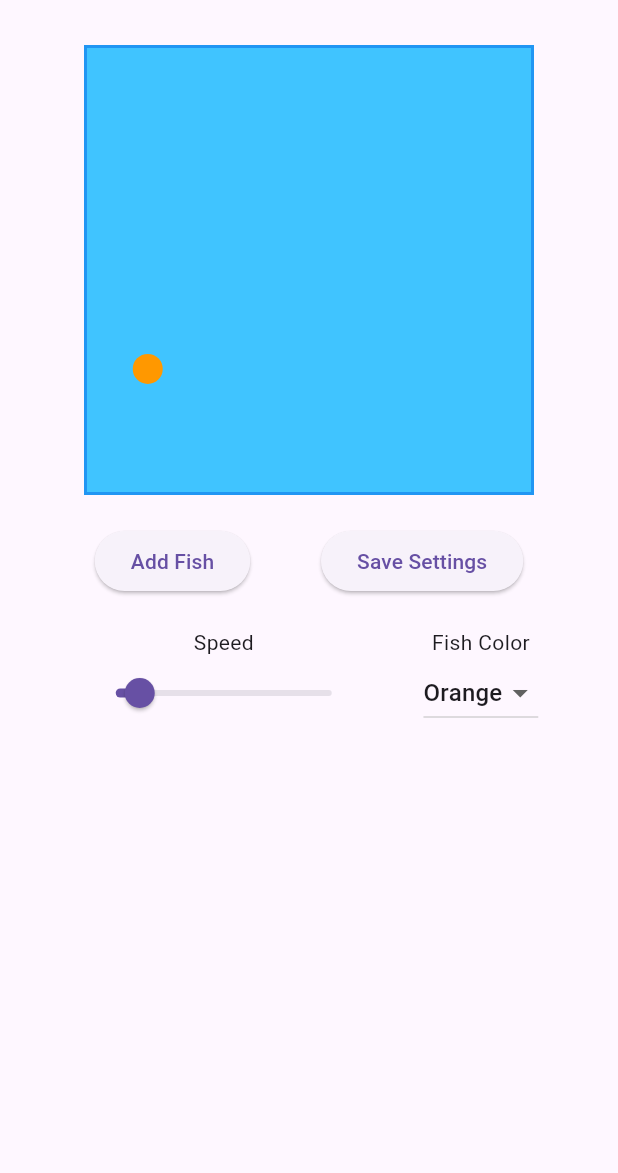
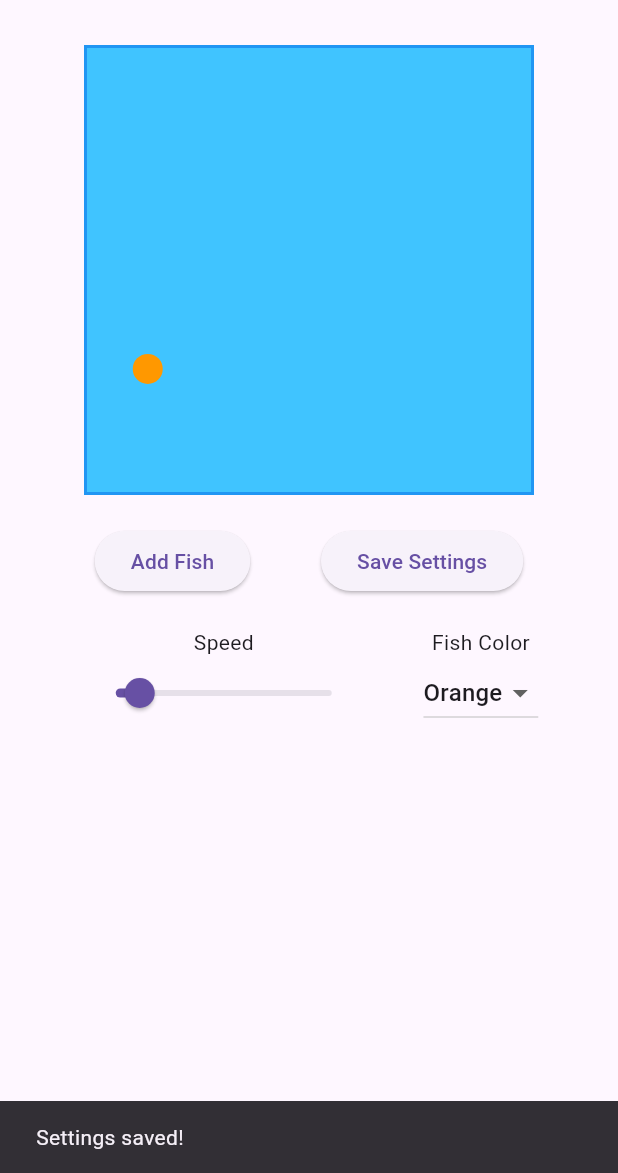
Before and after one commit to KaozhiChen/virtual_aquarium_app, a Flutter app: the screen it shows after launch, after a tap on "Add Fish", after a tap on "Save Settings", on a phone screen of 412 x 824 dp, the part 63-1236 px from its top. Run offline on Flutter 3.47's test engine with Material 3 defaults, Android fonts, the phone set to English and light mode, and no system bars; our stand-ins replace sqflite; accounts and stored records are empty.

Commit message:
add database and save the fish

```diff
--- /dev/null
+++ b/lib/helper.dart
@@ -0,0 +1,76 @@
+import 'package:sqflite/sqflite.dart';
+import 'package:path/path.dart';
+
+class DatabaseHelper {
+  static final DatabaseHelper _instance = DatabaseHelper._internal();
+
+  factory DatabaseHelper() => _instance;
+
+  DatabaseHelper._internal();
+
+  Database? _database;
+
+  Future<Database> get database async {
+    if (_database != null) return _database!;
+    _database = await _initDatabase();
+    return _database!;
+  }
+
+  Future<Database> _initDatabase() async {
+    String path = join(await getDatabasesPath(), 'aquarium.db');
+    return await openDatabase(
+      path,
+      version: 2,
+      onCreate: (db, version) async {
+        await db.execute('''
+          CREATE TABLE fish (
+            id INTEGER PRIMARY KEY AUTOINCREMENT,
+            fish_color TEXT,
+            fish_speed REAL
+          )
+        ''');
+      },
+      onUpgrade: (db, oldVersion, newVersion) async {
+        if (oldVersion < 2) {
+          await db.execute('DROP TABLE IF EXISTS fish');
+          await db.execute('''
+            CREATE TABLE fish (
+              id INTEGER PRIMARY KEY AUTOINCREMENT,
+              fish_color TEXT,
+              fish_speed REAL
+            )
+          ''');
+        }
+      },
+    );
+  }
+
+  // save the speed and color
+  Future<void> saveFish(String fishColor, double fishSpeed) async {
+    final db = await database;
+    await db.insert(
+      'fish',
+      {
+        'fish_color': fishColor,
+        'fish_speed': fishSpeed,
+      },
+    );
+  }
+
+  // clean list
+  Future<void> clearFish() async {
+    final db = await database;
+    await db.delete('fish');
+  }
+
+  // load the fish
+  Future<List<Map<String, dynamic>>> loadFish() async {
+    try {
+      final db = await database;
+      final result = await db.query('fish');
+      return result;
+    } catch (e) {
+      return [];
+    }
+  }
+}
--- a/lib/main.dart
+++ b/lib/main.dart
@@ -1,5 +1,6 @@
 import 'package:flutter/material.dart';
 import 'dart:math';
+import 'helper.dart';
 
 void main() {
   runApp(const AquariumApp());
@@ -26,23 +27,88 @@ class AquariumScreen extends StatefulWidget {
 
 class _AquariumScreenState extends State<AquariumScreen>
     with SingleTickerProviderStateMixin {
-  // Animation controller
   late AnimationController _controller;
-  double fishSpeed = 1.0; // Speed factor
+  double fishSpeed = 1.0;
   Color selectedColor = Colors.orange;
   List<Widget> fishList = [];
+  final dbHelper = DatabaseHelper();
 
   @override
   void initState() {
     super.initState();
-    // Initialize the animation controller
     _controller = AnimationController(
       duration: const Duration(seconds: 2),
       vsync: this,
     );
+    _controller.repeat();
 
-    // Start the animation loop
-    _controller.repeat();
+    // load the date if restart
+    _loadFishData();
+  }
+
+  // 加载鱼的数据
+  Future<void> _loadFishData() async {
+    final fishData = await dbHelper.loadFish();
+    if (fishData.isNotEmpty) {
+      setState(() {
+        fishList.clear();
+        for (var fish in fishData) {
+          String colorString = fish['fish_color'];
+          double speed = fish['fish_speed'];
+          Color fishColor = _colorFromString(colorString);
+          _addFish(color: fishColor, speed: speed);
+        }
+      });
+    }
+  }
+
+  // save the data of fish
+  Future<void> saveFishData() async {
+    await dbHelper.clearFish();
+    for (var fishWidget in fishList) {
+      MovingFish fish = fishWidget as MovingFish;
+      String colorString = _colorToString(fish.color);
+      double speed = fish.speed;
+
+      await dbHelper.saveFish(colorString, speed);
+    }
+    ScaffoldMessenger.of(context).showSnackBar(
+      const SnackBar(content: Text('Settings saved!')),
+    );
+  }
+
+  // add fish
+  void _addFish({Color? color, double? speed}) {
+    if (fishList.length < 10) {
+      setState(() {
+        fishList.add(MovingFish(
+          controller: _controller,
+          color: color ?? selectedColor,
+          speed: speed ?? fishSpeed,
+        ));
+      });
+    }
+  }
+
+  // change color
+  Color _colorFromString(String color) {
+    switch (color) {
+      case 'orange':
+        return Colors.orange;
+      case 'blue':
+        return Colors.blue;
+      case 'green':
+        return Colors.green;
+      default:
+        return Colors.orange;
+    }
+  }
+
+  String _colorToString(Color color) {
+    if (color == Colors.orange) return 'orange';
+    if (color == Colors.blue) return 'blue';
+    if (color == Colors.green) return 'green';
+    return 'orange';
   }
 
   @override
@@ -50,22 +116,6 @@ class _AquariumScreenState extends State<AquariumScreen>
     _controller.dispose();
     super.dispose();
   }
-
-  // Function to add a new fish
-  void addFish() {
-    if (fishList.length < 10) {
-      setState(() {
-        fishList.add(MovingFish(
-          controller: _controller,
-          color: selectedColor,
-          speed: fishSpeed,
-        ));
-      });
-    }
-  }
-
-  // Function to save settings (to be implemented with local storage)
-  void saveSettings() {}
 
   @override
   Widget build(BuildContext context) {
@@ -86,22 +136,20 @@ class _AquariumScreenState extends State<AquariumScreen>
                 color: Colors.lightBlueAccent,
               ),
               child: Stack(
-                children: fishList, // The list of fish inside the aquarium
+                children: fishList,
               ),
             ),
-
             const SizedBox(height: 20),
 
-            // Buttons to add fish and save settings
             Row(
               mainAxisAlignment: MainAxisAlignment.spaceEvenly,
               children: [
                 ElevatedButton(
-                  onPressed: addFish, // Add fish functionality
+                  onPressed: () => _addFish(),
                   child: const Text('Add Fish'),
                 ),
                 ElevatedButton(
-                  onPressed: saveSettings, // Save settings functionality
+                  onPressed: saveFishData,
                   child: const Text('Save Settings'),
                 ),
               ],
@@ -109,11 +157,10 @@ class _AquariumScreenState extends State<AquariumScreen>
 
             const SizedBox(height: 20),
 
-            // Sliders and dropdowns for settings
+            // adjust speed and color
             Row(
               mainAxisAlignment: MainAxisAlignment.spaceEvenly,
               children: [
-                // Speed slider
                 Column(
                   children: [
                     const Text('Speed'),
@@ -123,14 +170,12 @@ class _AquariumScreenState extends State<AquariumScreen>
                       max: 5.0,
                       onChanged: (value) {
                         setState(() {
-                          fishSpeed = value; // Update fish speed
+                          fishSpeed = value;
                         });
                       },
                     ),
                   ],
                 ),
-
-                // Color dropdown
                 Column(
                   children: [
                     const Text('Fish Color'),
@@ -173,18 +218,18 @@ class MovingFish extends StatefulWidget {
   final Color color;
   final double speed;
 
-  const MovingFish(
-      {super.key,
-      required this.controller,
-      required this.color,
-      required this.speed});
+  const MovingFish({
+    super.key,
+    required this.controller,
+    required this.color,
+    required this.speed,
+  });
 
   @override
   _MovingFishState createState() => _MovingFishState();
 }
 
 class _MovingFishState extends State<MovingFish> {
-  // Random initial positions and movement directions
   late double posX;
   late double posY;
   late double directionX;
@@ -194,27 +239,22 @@ class _MovingFishState extends State<MovingFish> {
   @override
   void initState() {
     super.initState();
-    // Initialize random position and movement direction
     final random = Random();
     posX = random.nextDouble() * 280;
     posY = random.nextDouble() * 280;
-    directionX =
-        (random.nextDouble() * 2 - 1) * widget.speed; // Random direction X
-    directionY =
-        (random.nextDouble() * 2 - 1) * widget.speed; // Random direction Y
+    directionX = (random.nextDouble() * 2 - 1) * widget.speed;
+    directionY = (random.nextDouble() * 2 - 1) * widget.speed;
 
-    // Add animation listener to update fish position
     widget.controller.addListener(() {
       setState(() {
         posX += directionX;
         posY += directionY;
 
-        // Check for collision with the aquarium boundaries
         if (posX <= 0 || posX >= 280 - fishSize) {
-          directionX = -directionX; // Reverse direction on X axis
+          directionX = -directionX;
         }
         if (posY <= 0 || posY >= 280 - fishSize) {
-          directionY = -directionY; // Reverse direction on Y axis
+          directionY = -directionY;
         }
       });
     });
--- a/pubspec.yaml
+++ b/pubspec.yaml
@@ -1,5 +1,5 @@
 name: virtual_aquarium_app
-description: "A new Flutter project."
+description: 'A new Flutter project.'
 # The following line prevents the package from being accidentally published to
 # pub.dev using `flutter pub publish`. This is preferred for private packages.
 publish_to: 'none' # Remove this line if you wish to publish to pub.dev
@@ -30,7 +30,8 @@ environment:
 dependencies:
   flutter:
     sdk: flutter
-
+  sqflite: ^2.0.0+3
+  path: ^1.8.1
 
   # The following adds the Cupertino Icons font to your application.
   # Use with the CupertinoIcons class for iOS style icons.
@@ -52,7 +53,6 @@ dev_dependencies:
 
 # The following section is specific to Flutter packages.
 flutter:
-
   # The following line ensures that the Material Icons font is
   # included with your application, so that you can use the icons in
   # the material Icons class.
```
Also changed, not shown: pubspec.lock, 1 other file.
